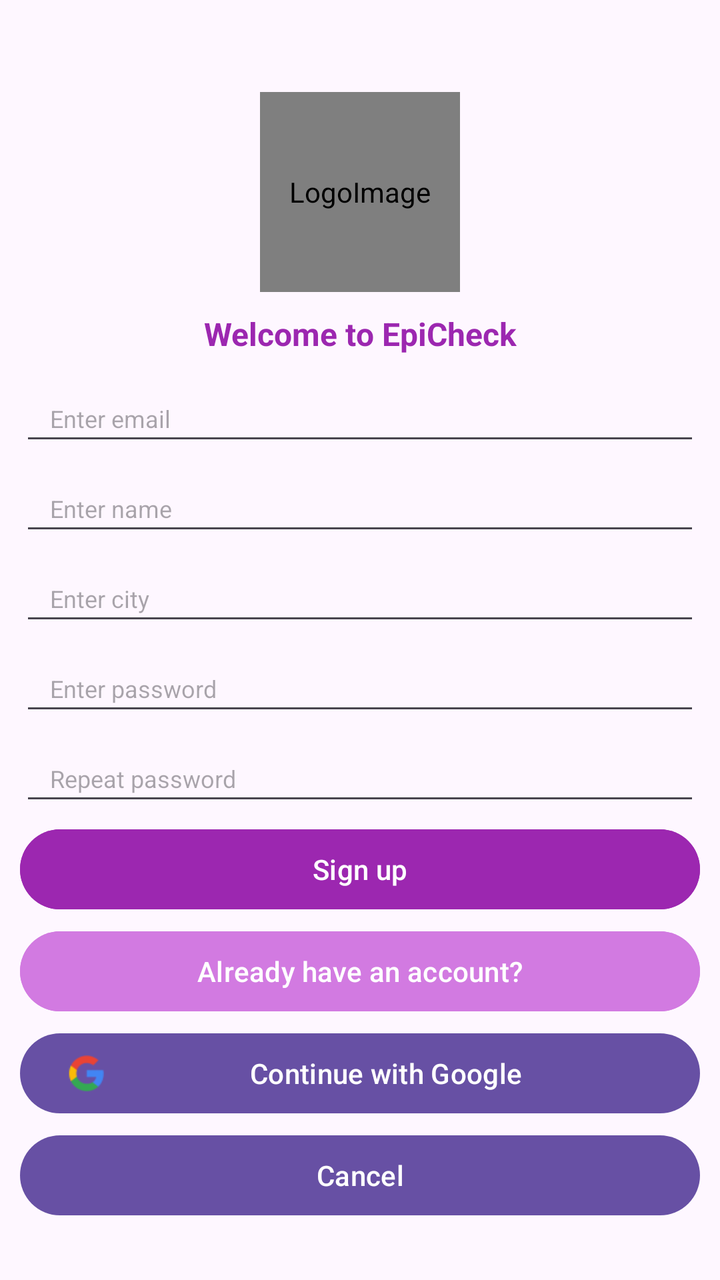
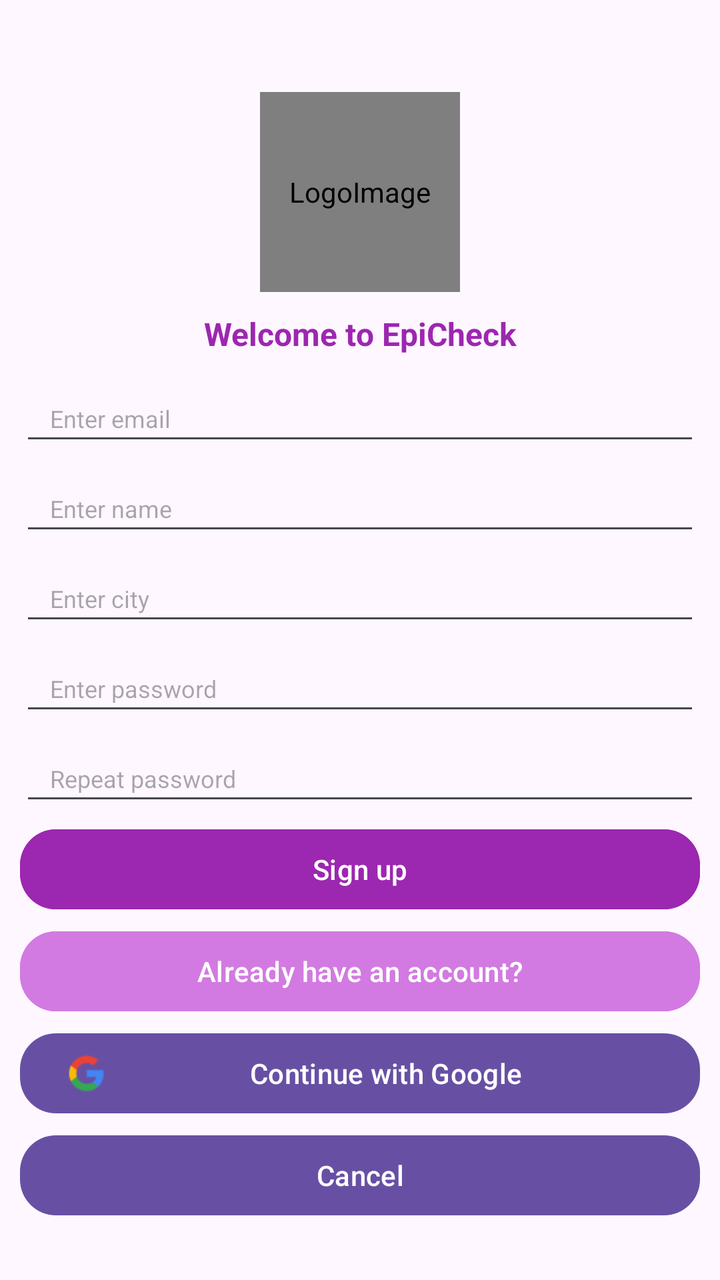

Before-and-after screenshots of an Android layout around one commit, followed by the original layout XML and the change that was made.
<!-- AndroidManifest.xml: application theme Theme.AppFond -->
<!-- res/layout/activity_register.xml -->
<?xml version="1.0" encoding="utf-8"?>
<androidx.constraintlayout.widget.ConstraintLayout xmlns:android="http://schemas.android.com/apk/res/android"
    xmlns:app="http://schemas.android.com/apk/res-auto"
    xmlns:tools="http://schemas.android.com/tools"
    android:layout_width="match_parent"
    android:layout_height="match_parent"
    android:fitsSystemWindows="true"
    tools:context=".RegisterActivity">


    <EditText
        android:id="@+id/field_repeat_password"
        android:layout_width="0dp"
        android:layout_height="40dp"
        android:layout_marginStart="10dp"
        android:layout_marginTop="5dp"
        android:layout_marginEnd="10dp"
        android:autofillHints=""
        android:digits="abcdefghijklmnopqrstuvwxyzABCDEFGHIJKLMNOPQRSTUVWXYZ0123456789_"
        android:ems="10"
        android:hint="@string/repeat_pass"
        android:inputType="textPassword"
        android:minHeight="48dp"
        android:paddingLeft="15dp"
        android:paddingRight="15dp"
        android:textSize="12sp"
        app:layout_constraintEnd_toEndOf="parent"
        app:layout_constraintHorizontal_bias="0.0"
        app:layout_constraintStart_toStartOf="parent"
        app:layout_constraintTop_toBottomOf="@+id/field_signup_password" />

    <EditText
        android:id="@+id/field_city"
        android:layout_width="0dp"
        android:layout_height="40dp"
        android:layout_marginStart="10dp"
        android:layout_marginTop="5dp"
        android:layout_marginEnd="10dp"
        android:autofillHints=""
        android:ems="10"
        android:hint="@string/enter_city"
        android:inputType="textPersonName"
        android:minHeight="48dp"
        android:paddingLeft="15dp"
        android:paddingRight="15dp"
        android:textAlignment="viewStart"
        android:textSize="12sp"
        app:layout_constraintEnd_toEndOf="parent"
        app:layout_constraintHorizontal_bias="0.0"
        app:layout_constraintStart_toStartOf="parent"
        app:layout_constraintTop_toBottomOf="@+id/field_name"
        tools:ignore="TextContrastCheck" />

    <de.hdodenhof.circleimageview.CircleImageView
        android:id="@+id/SignUpPageLogo"
        android:layout_width="100dp"
        android:layout_height="100dp"
        android:layout_marginTop="30dp"
        android:adjustViewBounds="false"
        android:src="@drawable/epicheck_logo"
        android:contentDescription="@string/logoimage_hont"
        app:layout_constraintEnd_toEndOf="parent"
        app:layout_constraintStart_toStartOf="parent"
        app:layout_constraintTop_toBottomOf="@+id/signup_progress"
        app:srcCompat="@drawable/epicheck_logo"
        app:civ_border_color="@color/fiol_bleed"
        app:civ_border_width="2dp"
        tools:ignore="ImageContrastCheck" />

    <EditText
        android:id="@+id/field_signup_email"
        android:layout_width="0dp"
        android:layout_height="40dp"
        android:layout_marginStart="10dp"
        android:layout_marginTop="10dp"
        android:layout_marginEnd="10dp"
        android:autofillHints=""
        android:ems="10"
        android:hint="@string/email_hint"
        android:inputType="textEmailAddress"
        android:minHeight="48dp"
        android:paddingLeft="15dp"
        android:paddingRight="15dp"
        android:textAlignment="viewStart"
        android:textSize="12sp"
        app:layout_constraintEnd_toEndOf="parent"
        app:layout_constraintHorizontal_bias="1.0"
        app:layout_constraintStart_toStartOf="parent"
        app:layout_constraintTop_toBottomOf="@+id/textView" />

    <TextView
        android:id="@+id/textView"
        android:layout_width="wrap_content"
        android:layout_height="wrap_content"
        android:layout_marginStart="10dp"
        android:layout_marginTop="10dp"
        android:layout_marginEnd="10dp"
        android:text="@string/welcome_hint"
        android:textAlignment="center"
        android:textColor="@color/fiol"
        android:textSize="16sp"
        android:textStyle="bold"
        app:layout_constraintEnd_toEndOf="parent"
        app:layout_constraintStart_toStartOf="parent"
        app:layout_constraintTop_toBottomOf="@+id/SignUpPageLogo" />


    <EditText
        android:id="@+id/field_signup_password"
        android:layout_width="0dp"
        android:layout_height="40dp"
        android:layout_marginStart="10dp"
        android:layout_marginTop="5dp"
        android:layout_marginEnd="10dp"
        android:autofillHints=""
        android:digits="abcdefghijklmnopqrstuvwxyzABCDEFGHIJKLMNOPQRSTUVWXYZ0123456789_"
        android:ems="10"
        android:hint="@string/pass_hint"
        android:inputType="textPassword"
        android:minHeight="48dp"
        android:paddingLeft="15dp"
        android:paddingRight="15dp"
        android:textSize="12sp"
        app:layout_constraintEnd_toEndOf="parent"
        app:layout_constraintHorizontal_bias="0.0"
        app:layout_constraintStart_toStartOf="parent"
        app:layout_constraintTop_toBottomOf="@+id/field_city"
        tools:ignore="TextContrastCheck" />

    <Button
        android:id="@+id/btn_create_acc"
        android:layout_width="0dp"
        android:layout_height="wrap_content"
        android:layout_marginStart="10dp"
        android:layout_marginTop="3dp"
        android:layout_marginEnd="10dp"
        android:backgroundTint="@color/fiol"
        android:minWidth="230dp"
        android:text="@string/new_acc_hint"
        android:textAllCaps="false"
        android:textSize="14sp"
        app:layout_constraintEnd_toEndOf="parent"
        app:layout_constraintHorizontal_bias="0.497"
        app:layout_constraintStart_toStartOf="parent"
        app:layout_constraintTop_toBottomOf="@+id/field_repeat_password"
        tools:ignore="TextContrastCheck" />

    <ProgressBar
        android:id="@+id/signup_progress"
        style="?android:attr/progressBarStyleHorizontal"
        android:layout_width="0dp"
        android:layout_height="wrap_content"
        android:indeterminate="true"
        android:indeterminateTint="@color/fiol"
        android:maxHeight="25dp"
        android:minHeight="16dp"
        android:visibility="invisible"
        app:layout_constraintEnd_toEndOf="parent"
        app:layout_constraintStart_toStartOf="parent"
        app:layout_constraintTop_toTopOf="parent" />

    <EditText
        android:id="@+id/field_name"
        android:layout_width="0dp"
        android:layout_height="40dp"
        android:layout_marginStart="10dp"
        android:layout_marginTop="5dp"
        android:layout_marginEnd="10dp"
        android:autofillHints=""
        android:ems="10"
        android:hint="@string/enter_name_test"
        android:inputType="textPersonName"
        android:minHeight="48dp"
        android:paddingLeft="15dp"
        android:paddingRight="15dp"
        android:textAlignment="viewStart"
        android:textSize="12sp"
        app:layout_constraintEnd_toEndOf="parent"
        app:layout_constraintStart_toStartOf="parent"
        app:layout_constraintTop_toBottomOf="@+id/field_signup_email" />

    <Button
        android:id="@+id/btn_back_login"
        android:layout_width="0dp"
        android:layout_height="wrap_content"
        android:layout_marginStart="10dp"
        android:layout_marginTop="3dp"
        android:layout_marginEnd="10dp"
        android:backgroundTint="@color/fiol_bleed"
        android:minWidth="230dp"
        android:text="@string/already_have_account"
        android:textAllCaps="false"
        android:textSize="14sp"
        app:layout_constraintEnd_toEndOf="parent"
        app:layout_constraintHorizontal_bias="0.497"
        app:layout_constraintStart_toStartOf="parent"
        app:layout_constraintTop_toBottomOf="@+id/btn_create_acc"
        tools:ignore="TextContrastCheck" />

    <Button
        android:id="@+id/buttonCancelCreate"
        android:layout_width="0dp"
        android:layout_height="wrap_content"
        android:layout_marginStart="10dp"
        android:layout_marginTop="3dp"
        android:layout_marginEnd="10dp"
        android:text="@string/textCancel"
        app:layout_constraintEnd_toEndOf="parent"
        app:layout_constraintHorizontal_bias="0.0"
        app:layout_constraintStart_toStartOf="parent"
        app:layout_constraintTop_toBottomOf="@+id/buttonSignGoogleAuth" />

    <Button
        android:id="@+id/buttonSignGoogleAuth"
        android:layout_width="0dp"
        android:layout_height="wrap_content"
        android:layout_marginStart="10dp"
        android:layout_marginTop="3dp"
        android:layout_marginEnd="10dp"
        android:text="@string/textGooleAuth"
        app:icon="@drawable/google_icon32"
        app:iconTintMode="multiply"
        app:layout_constraintEnd_toEndOf="parent"
        app:layout_constraintStart_toStartOf="parent"
        app:layout_constraintTop_toBottomOf="@+id/btn_back_login" />

</androidx.constraintlayout.widget.ConstraintLayout>
<!-- resources referenced by this layout -->
<resources>
  <color name="fiol">#9C27B0</color>
  <color name="fiol_bleed">#D27AE1</color>
  <!-- drawable epicheck_logo: jpg bitmap (drawable, 87895 bytes) -->
  <!-- drawable google_icon32: png bitmap (drawable, 981 bytes) -->
  <string name="already_have_account">Already have an account?</string>
  <string name="email_hint">Enter email</string>
  <string name="enter_city">Enter city</string>
  <string name="enter_name_test">Enter name</string>
  <string name="logoimage_hont">LogoImage</string>
  <string name="new_acc_hint">Sign up</string>
  <string name="pass_hint">Enter password</string>
  <string name="repeat_pass">Repeat password</string>
  <string name="textCancel">Cancel</string>
  <string name="textGooleAuth">Continue with Google</string>
  <string name="welcome_hint">Welcome to EpiCheck</string>
  <style name="Theme.AppFond" parent="Theme.MaterialComponents.DayNight.NoActionBar">
          
          <item name="colorPrimary">@color/fiol</item>
          <item name="colorPrimaryVariant">@color/fiol</item>
          <item name="colorOnPrimary">@color/white</item>
          
          <item name="colorSecondary">@color/purple_400</item>
          <item name="colorSecondaryVariant">@color/purple_800</item>
          <item name="colorOnSecondary">@color/black</item>
          
          <item name="android:statusBarColor">?attr/colorPrimaryVariant</item>
          
      </style>
  <color name="white">#FFFFFFFF</color>
  <color name="black">#FF000000</color>
</resources>

<!-- the commit's change to res/layout/activity_register.xml (unified diff, before → after) -->
@@ -138,7 +138,9 @@
         android:minWidth="230dp"
         android:text="@string/new_acc_hint"
         android:textAllCaps="false"
+        android:textColor="@color/white"
         android:textSize="14sp"
+        app:cornerRadius="18dp"
         app:layout_constraintEnd_toEndOf="parent"
         app:layout_constraintHorizontal_bias="0.497"
         app:layout_constraintStart_toStartOf="parent"
@@ -190,7 +192,9 @@
         android:minWidth="230dp"
         android:text="@string/already_have_account"
         android:textAllCaps="false"
+        android:textColor="@color/white"
         android:textSize="14sp"
+        app:cornerRadius="18dp"
         app:layout_constraintEnd_toEndOf="parent"
         app:layout_constraintHorizontal_bias="0.497"
         app:layout_constraintStart_toStartOf="parent"
@@ -205,6 +209,9 @@
         android:layout_marginTop="3dp"
         android:layout_marginEnd="10dp"
         android:text="@string/textCancel"
+        android:textAllCaps="false"
+        android:textColor="@color/white"
+        app:cornerRadius="18dp"
         app:layout_constraintEnd_toEndOf="parent"
         app:layout_constraintHorizontal_bias="0.0"
         app:layout_constraintStart_toStartOf="parent"
@@ -217,9 +224,13 @@
         android:layout_marginStart="10dp"
         android:layout_marginTop="3dp"
         android:layout_marginEnd="10dp"
+        android:textAllCaps="false"
         android:text="@string/textGooleAuth"
+        android:textColor="@color/white"
+        app:cornerRadius="18dp"
         app:icon="@drawable/google_icon32"
-        app:iconTintMode="multiply"
+        app:iconTint="@null"
+        app:iconTintMode="src_in"
         app:layout_constraintEnd_toEndOf="parent"
         app:layout_constraintStart_toStartOf="parent"
         app:layout_constraintTop_toBottomOf="@+id/btn_back_login" />
